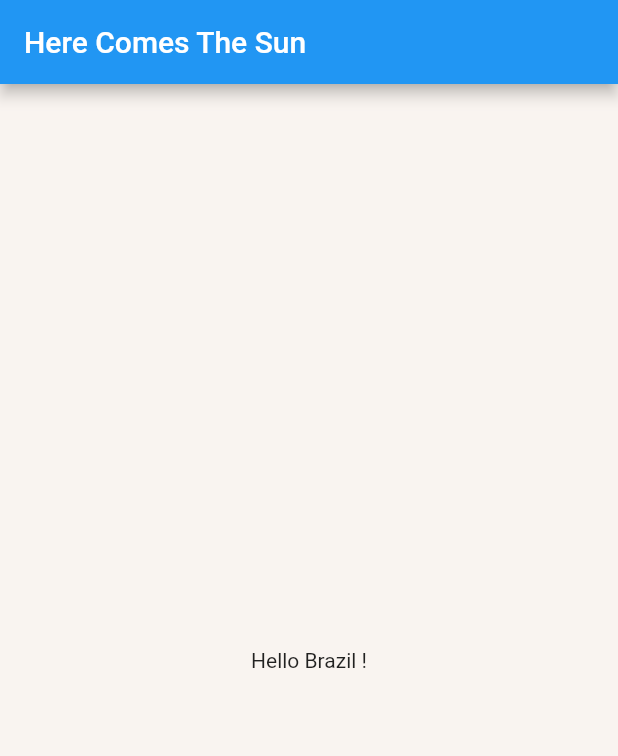
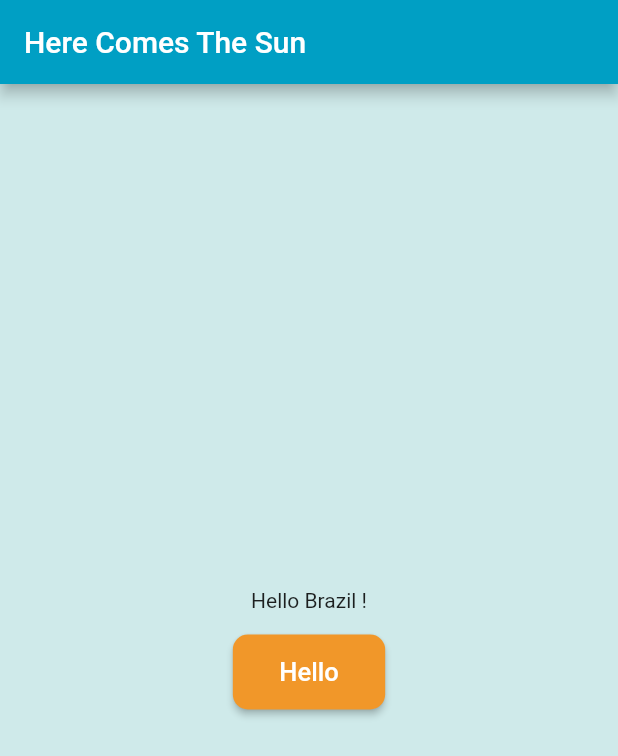
Before and after one commit to icodeyou/herecomesthesun, a Flutter app: the screen it shows after launch, on a phone screen of 412 x 824 dp. Shown: the top 756 px of the screen. Run offline on Flutter 3.47's test engine with Material 2 defaults, Android fonts, the phone set to English and light mode, and no system bars; our stand-ins replace go_router.

Commit message:
add custom error screen and default button style

```diff
--- a/lib/main.dart
+++ b/lib/main.dart
@@ -2,6 +2,7 @@ import 'package:flutter/material.dart';
 import 'package:herecomesthesun/presentation/ui/constants/strings.dart';
 import 'package:herecomesthesun/presentation/ui/routing/app_routes.dart';
 import 'package:herecomesthesun/presentation/ui/styles/colors.dart';
+import 'package:herecomesthesun/presentation/ui/styles/constants.dart';
 
 void main() {
   runApp(const MyApp());
@@ -16,9 +17,20 @@ class MyApp extends StatelessWidget {
       routeInformationProvider: AppRoutes.router.routeInformationProvider,
       routeInformationParser: AppRoutes.router.routeInformationParser,
       routerDelegate: AppRoutes.router.routerDelegate,
+      debugShowCheckedModeBanner: false,
       title: Strings.appName,
       theme: ThemeData(
         scaffoldBackgroundColor: MyColors.background,
+        elevatedButtonTheme: ElevatedButtonThemeData(
+            style: ElevatedButton.styleFrom(
+                textStyle: const TextStyle(
+                    fontSize: UI.textS, fontWeight: FontWeight.w500),
+                backgroundColor: MyColors.accent,
+                shape: RoundedRectangleBorder(
+                    borderRadius:
+                        BorderRadius.circular(UI.buttonCornerRadius)))),
+        colorScheme: ColorScheme.fromSwatch()
+            .copyWith(primary: MyColors.primary, secondary: MyColors.accent),
       ),
     );
   }
--- a/lib/presentation/ui/constants/strings.dart
+++ b/lib/presentation/ui/constants/strings.dart
@@ -1,6 +1,10 @@
 class Strings {
   // Generic strings
   static const String appName = 'Here Comes The Sun';
+
+  // Widget Error Details
+  static const String errorDefault = 'Une erreur est survenue.';
+  static const String retryButton = 'Réessayer';
   // Home Page
   static const String hello = 'Hello Brazil !';
 }
--- a/lib/presentation/ui/pages/home_page.dart
+++ b/lib/presentation/ui/pages/home_page.dart
@@ -1,5 +1,6 @@
 import 'package:flutter/material.dart';
 import 'package:herecomesthesun/presentation/ui/constants/strings.dart';
+import 'package:herecomesthesun/presentation/ui/widgets/widget_main_button.dart';
 
 class HomePage extends StatelessWidget {
   const HomePage({super.key});
@@ -10,8 +11,17 @@ class HomePage extends StatelessWidget {
       appBar: AppBar(
         title: const Text(Strings.appName),
       ),
-      body: const Center(
-        child: Text(Strings.hello),
+      body: Center(
+        child: Column(
+          mainAxisSize: MainAxisSize.min,
+          children: [
+            const Text(Strings.hello),
+            MainButtonWidget(
+              message: 'Hello',
+              onPressed: () {},
+            )
+          ],
+        ),
       ),
     );
   }
--- a/lib/presentation/ui/styles/colors.dart
+++ b/lib/presentation/ui/styles/colors.dart
@@ -2,13 +2,12 @@ import 'package:flutter/cupertino.dart';
 
 class MyColors {
   // Primary colors
-  static const Color primary = Color(0xFFF07E4E);
-  static const Color primaryDark = Color(0xFFDF4919);
-  static const Color primaryLight = Color(0xFFFFA979);
-  static const Color accent = Color(0xFF3AB4E0);
+  static const Color primary = Color(0xFF009FC4);
+  static const Color primaryDark = Color(0xFF0A6980);
+  static const Color accent = Color(0xFFF19729);
 
   // Other
   static const Color text = Color(0xFF454545);
-  static const Color background = Color(0xFFF9F4F0);
+  static const Color background = Color(0xFFCFEAEA);
   static const Color error = Color(0xFFD2494E);
 }
--- a/lib/presentation/ui/styles/constants.dart
+++ b/lib/presentation/ui/styles/constants.dart
@@ -2,7 +2,8 @@ class UI {
   // Margins, heights and widths
   static const double defaultPadding = 15;
   static const double paddingSeparation = 40;
-  static const double cornerRadius = 30;
+  static const double boxCornerRadius = 30;
+  static const double buttonCornerRadius = 10;
 
   // Text sizes
   static const double textXS = 14;
--- a/lib/presentation/ui/styles/decorations.dart
+++ b/lib/presentation/ui/styles/decorations.dart
@@ -4,7 +4,7 @@ import 'package:herecomesthesun/presentation/ui/styles/constants.dart';
 class Decorations {
   static BoxDecoration box = BoxDecoration(
     color: Colors.white,
-    borderRadius: const BorderRadius.all(Radius.circular(UI.cornerRadius)),
+    borderRadius: const BorderRadius.all(Radius.circular(UI.boxCornerRadius)),
     boxShadow: <BoxShadow>[
       BoxShadow(
         color: Colors.grey.withOpacity(0.5),
--- /dev/null
+++ b/lib/presentation/ui/widgets/widget_main_button.dart
@@ -0,0 +1,27 @@
+import 'package:flutter/material.dart';
+import 'package:herecomesthesun/presentation/ui/styles/constants.dart';
+
+class MainButtonWidget extends StatelessWidget {
+  final String message;
+  final VoidCallback? onPressed;
+
+  const MainButtonWidget({super.key, required this.message, this.onPressed});
+
+  @override
+  Widget build(BuildContext context) {
+    return Center(
+      child: Padding(
+        padding: const EdgeInsets.all(UI.defaultPadding),
+        child: ElevatedButton(
+          onPressed: onPressed,
+          child: Padding(
+            padding: const EdgeInsets.all(UI.defaultPadding),
+            child: Text(
+              message,
+            ),
+          ),
+        ),
+      ),
+    );
+  }
+}
```
Also changed, not shown: lib/presentation/ui/widgets/widget_error_details.dart (added, +29 -0 lines).
